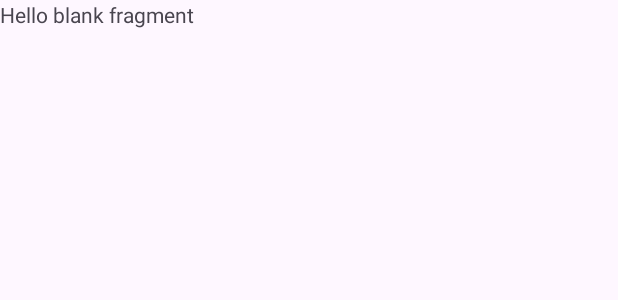
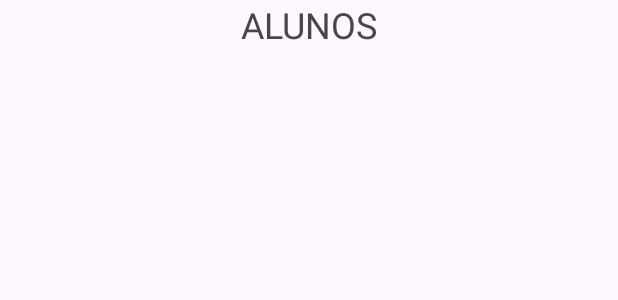
Before and after one commit to LourdesOshiroIgarashi/programacao-para-dispositivos-moveis, an Android app: the layout fragment_alunos.xml on its own in the app's theme, with its tools: preview values and no code run, on a phone screen of 412 x 824 dp. Shown: the top 300 px of the screen. Run offline under Robolectric (Android 15) with nearby library versions, the phone set to English and light mode, and no system bars.

Commit message:
feat(fragmento): adicionado o recurso de alterar um fragmento quando clicado em um botão

```diff
--- a/app/src/main/java/com/example/labin/view/fragment/AlunosFragment.java
+++ b/app/src/main/java/com/example/labin/view/fragment/AlunosFragment.java
@@ -7,6 +7,7 @@ import androidx.fragment.app.Fragment;
 import android.view.LayoutInflater;
 import android.view.View;
 import android.view.ViewGroup;
+import android.widget.TextView;
 
 import com.example.labin.R;
 
@@ -25,6 +26,7 @@ public class AlunosFragment extends Fragment {
     // TODO: Rename and change types of parameters
     private String mParam1;
     private String mParam2;
+    private TextView textAlunos;
 
     public AlunosFragment() {
         // Required empty public constructor
@@ -61,6 +63,8 @@ public class AlunosFragment extends Fragment {
     public View onCreateView(LayoutInflater inflater, ViewGroup container,
                              Bundle savedInstanceState) {
         // Inflate the layout for this fragment
-        return inflater.inflate(R.layout.fragment_alunos, container, false);
+        View view =  inflater.inflate(R.layout.fragment_alunos, container, false);
+        textAlunos = view.findViewById(R.id.textAlunos);
+        return view;
     }
 }
--- a/app/src/main/res/layout/activity_visualizar_laboratorio.xml
+++ b/app/src/main/res/layout/activity_visualizar_laboratorio.xml
@@ -14,7 +14,7 @@
         app:layout_constraintGuide_percent="0.5" />
 
     <Button
-        android:id="@+id/btn"
+        android:id="@+id/btnLab"
         android:layout_width="0dp"
         android:layout_height="wrap_content"
         android:layout_marginTop="32dp"
@@ -25,7 +25,7 @@
         app:layout_constraintTop_toTopOf="parent" />
 
     <Button
-        android:id="@+id/button2"
+        android:id="@+id/btnAluno"
         android:layout_width="0dp"
         android:layout_height="wrap_content"
         android:layout_marginTop="32dp"
@@ -36,6 +36,7 @@
         app:layout_constraintTop_toTopOf="parent" />
 
     <FrameLayout
+        android:id="@+id/frameConteudo"
         android:layout_width="0dp"
         android:layout_height="0dp"
         android:layout_marginStart="8dp"
--- a/app/src/main/res/layout/fragment_alunos.xml
+++ b/app/src/main/res/layout/fragment_alunos.xml
@@ -7,8 +7,12 @@
 
     <!-- TODO: Update blank fragment layout -->
     <TextView
+        android:id="@+id/textAlunos"
         android:layout_width="match_parent"
         android:layout_height="match_parent"
-        android:text="@string/hello_blank_fragment" />
+        android:text="alunos"
+        android:textAlignment="center"
+        android:textAllCaps="true"
+        android:textSize="24sp" />
 
 </FrameLayout>
--- a/app/src/main/res/layout/fragment_laboratorios.xml
+++ b/app/src/main/res/layout/fragment_laboratorios.xml
@@ -9,6 +9,9 @@
     <TextView
         android:layout_width="match_parent"
         android:layout_height="match_parent"
-        android:text="@string/hello_blank_fragment" />
+        android:text="laboratorios"
+        android:textAlignment="center"
+        android:textAllCaps="true"
+        android:textSize="24sp" />
 
 </FrameLayout>
```
Also changed, not shown: app/src/main/java/com/example/labin/view/view/VisualizarLaboratorio.java (+36 -0 lines).
